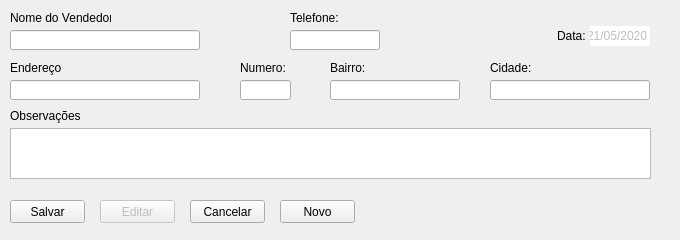
pliniocefet/EsquadriCalc_Perfilare, file telas_ui/tela_cadastro_vendedores.ui: the form before one commit.
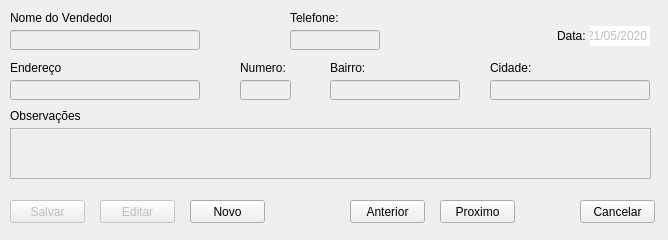
The form after the commit.

Commit message: alterado cadastro de clientes e de vendedores

What changed in the file:
```diff
--- a/telas_ui/tela_cadastro_vendedores.ui
+++ b/telas_ui/tela_cadastro_vendedores.ui
@@ -9,7 +9,7 @@
    <rect>
     <x>0</x>
     <y>0</y>
-    <width>680</width>
+    <width>668</width>
     <height>240</height>
    </rect>
   </property>
@@ -41,7 +41,7 @@
    </widget>
    <widget class="QPushButton" name="pushButton_salvar">
     <property name="enabled">
-     <bool>true</bool>
+     <bool>false</bool>
     </property>
     <property name="geometry">
      <rect>
@@ -58,7 +58,7 @@
    <widget class="QPushButton" name="pushButton_cancelar">
     <property name="geometry">
      <rect>
-      <x>190</x>
+      <x>580</x>
       <y>200</y>
       <width>75</width>
       <height>23</height>
@@ -71,7 +71,7 @@
    <widget class="QPushButton" name="pushButton_novo">
     <property name="geometry">
      <rect>
-      <x>280</x>
+      <x>190</x>
       <y>200</y>
       <width>75</width>
       <height>23</height>
@@ -82,6 +82,9 @@
     </property>
    </widget>
    <widget class="QTextEdit" name="textEdit_observacoes">
+    <property name="enabled">
+     <bool>false</bool>
+    </property>
     <property name="geometry">
      <rect>
       <x>10</x>
@@ -95,6 +98,9 @@
     </property>
    </widget>
    <widget class="QLineEdit" name="lineEdit_telefone_vendedor">
+    <property name="enabled">
+     <bool>false</bool>
+    </property>
     <property name="geometry">
      <rect>
       <x>290</x>
@@ -130,6 +136,9 @@
     </property>
    </widget>
    <widget class="QLineEdit" name="lineEdit_bairro_vendedor">
+    <property name="enabled">
+     <bool>false</bool>
+    </property>
     <property name="geometry">
      <rect>
       <x>330</x>
@@ -247,6 +256,9 @@
     </property>
    </widget>
    <widget class="QLineEdit" name="lineEdit_nome_vendedor">
+    <property name="enabled">
+     <bool>false</bool>
+    </property>
     <property name="geometry">
      <rect>
       <x>10</x>
@@ -278,6 +290,9 @@
     </property>
    </widget>
    <widget class="QLineEdit" name="lineEdit_endereco_vendedor">
+    <property name="enabled">
+     <bool>false</bool>
+    </property>
     <property name="geometry">
      <rect>
       <x>10</x>
@@ -329,6 +344,9 @@
     </property>
    </widget>
    <widget class="QLineEdit" name="lineEdit_cidade_vendedor">
+    <property name="enabled">
+     <bool>false</bool>
+    </property>
     <property name="geometry">
      <rect>
       <x>490</x>
@@ -358,6 +376,9 @@
     </property>
    </widget>
    <widget class="QLineEdit" name="lineEdit_numero_vendedor">
+    <property name="enabled">
+     <bool>false</bool>
+    </property>
     <property name="geometry">
      <rect>
       <x>240</x>
@@ -373,6 +394,32 @@
      <string/>
     </property>
    </widget>
+   <widget class="QPushButton" name="pushButton_proximo">
+    <property name="geometry">
+     <rect>
+      <x>440</x>
+      <y>200</y>
+      <width>75</width>
+      <height>23</height>
+     </rect>
+    </property>
+    <property name="text">
+     <string>Proximo</string>
+    </property>
+   </widget>
+   <widget class="QPushButton" name="pushButton_anterior">
+    <property name="geometry">
+     <rect>
+      <x>350</x>
+      <y>200</y>
+      <width>75</width>
+      <height>23</height>
+     </rect>
+    </property>
+    <property name="text">
+     <string>Anterior</string>
+    </property>
+   </widget>
   </widget>
  </widget>
  <tabstops>
```
The commit also changes 12 other files.
